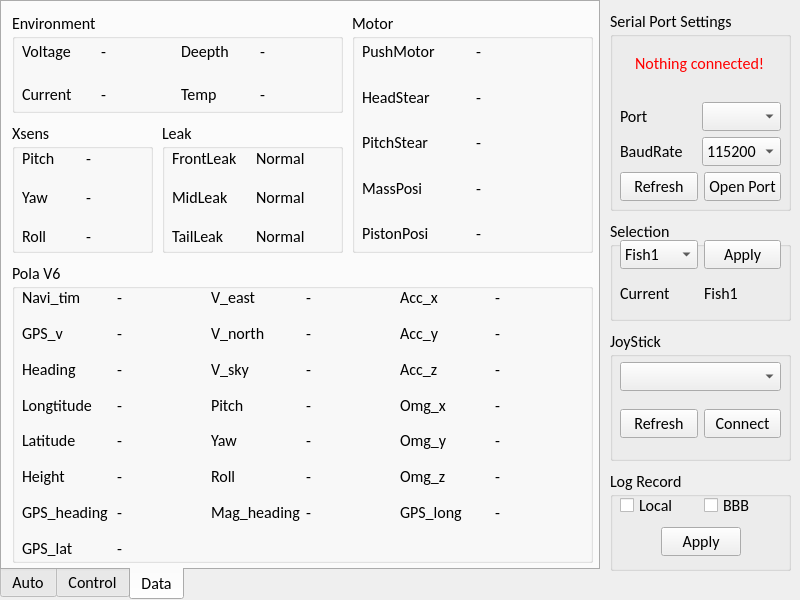
Qt form mainwidget.ui (ScorchHeHe/FishUpper) before a commit.
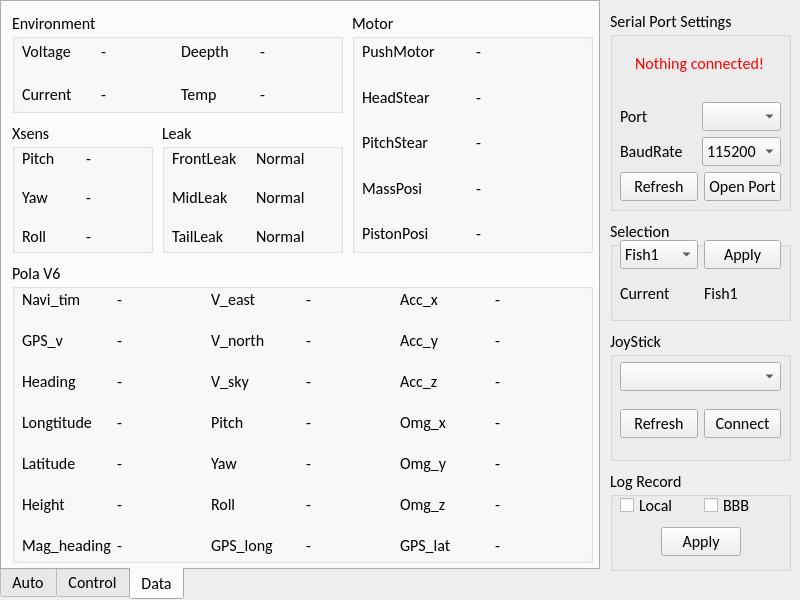
The same form after that commit. The open tabs and pages were chosen to show the change.

Patch:
```diff
--- a/mainwidget.ui
+++ b/mainwidget.ui
@@ -1276,45 +1276,6 @@
          </property>
         </widget>
        </item>
-       <item row="6" column="4">
-        <widget class="QLabel" name="polav6_label_gps_long">
-         <property name="font">
-          <font>
-           <family>Calibri</family>
-           <pointsize>12</pointsize>
-           <weight>50</weight>
-           <italic>false</italic>
-           <bold>false</bold>
-          </font>
-         </property>
-         <property name="text">
-          <string>GPS_long</string>
-         </property>
-        </widget>
-       </item>
-       <item row="6" column="0">
-        <widget class="QLabel" name="polav6_label_gps_head">
-         <property name="font">
-          <font>
-           <family>Calibri</family>
-           <pointsize>12</pointsize>
-           <weight>50</weight>
-           <italic>false</italic>
-           <bold>false</bold>
-          </font>
-         </property>
-         <property name="text">
-          <string>GPS_heading</string>
-         </property>
-        </widget>
-       </item>
-       <item row="6" column="3">
-        <widget class="QLabel" name="polav6_label_text_mag_head">
-         <property name="text">
-          <string>-</string>
-         </property>
-        </widget>
-       </item>
        <item row="3" column="1">
         <widget class="QLabel" name="polav6_label_text_long">
          <property name="text">
@@ -1510,13 +1471,6 @@
          </property>
         </widget>
        </item>
-       <item row="6" column="1">
-        <widget class="QLabel" name="polav6_label_text_gps_head">
-         <property name="text">
-          <string>-</string>
-         </property>
-        </widget>
-       </item>
        <item row="0" column="5">
         <widget class="QLabel" name="polav6_label_text_acc_x">
          <property name="text">
@@ -1563,13 +1517,6 @@
          </property>
         </widget>
        </item>
-       <item row="6" column="5">
-        <widget class="QLabel" name="polav6_label_text_gps_long">
-         <property name="text">
-          <string>-</string>
-         </property>
-        </widget>
-       </item>
        <item row="2" column="5">
         <widget class="QLabel" name="polav6_label_text_acc_z">
          <property name="text">
@@ -1683,7 +1630,7 @@
          </property>
         </widget>
        </item>
-       <item row="6" column="2">
+       <item row="6" column="0">
         <widget class="QLabel" name="polav6_label_mag_head">
          <property name="font">
           <font>
@@ -1699,20 +1646,50 @@
          </property>
         </widget>
        </item>
-       <item row="7" column="1">
-        <widget class="QLabel" name="polav6_label_text_gps_lat">
+       <item row="6" column="1">
+        <widget class="QLabel" name="polav6_label_text_mag_head">
          <property name="text">
           <string>-</string>
          </property>
         </widget>
        </item>
-       <item row="7" column="0">
+       <item row="6" column="2">
+        <widget class="QLabel" name="polav6_label_gps_long">
+         <property name="font">
+          <font>
+           <family>Calibri</family>
+           <pointsize>12</pointsize>
+           <weight>50</weight>
+           <italic>false</italic>
+           <bold>false</bold>
+          </font>
+         </property>
+         <property name="text">
+          <string>GPS_long</string>
+         </property>
+        </widget>
+       </item>
+       <item row="6" column="3">
+        <widget class="QLabel" name="polav6_label_text_gps_long">
+         <property name="text">
+          <string>-</string>
+         </property>
+        </widget>
+       </item>
+       <item row="6" column="4">
         <widget class="QLabel" name="polav6_label_gps_lat">
          <property name="text">
           <string>GPS_lat</string>
          </property>
         </widget>
        </item>
+       <item row="6" column="5">
+        <widget class="QLabel" name="polav6_label_text_gps_lat">
+         <property name="text">
+          <string>-</string>
+         </property>
+        </widget>
+       </item>
       </layout>
      </widget>
     </widget>
```
Left out of the diff: 2 changed lines with no effect on the pictures.
